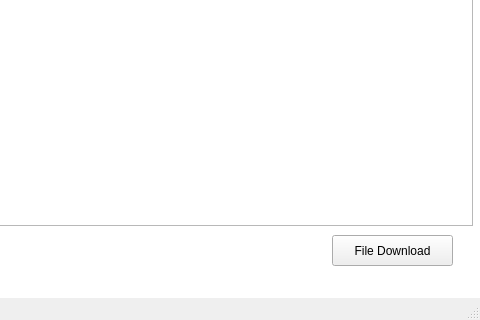
Qt form app/gui/UI/ui_4.ui (CSID-DGU/2023-1-CECD3-Sugar-4) before a commit; both pictures show x 348 to 828 and y 195 to 515 of the 828 by 515 pixel window.
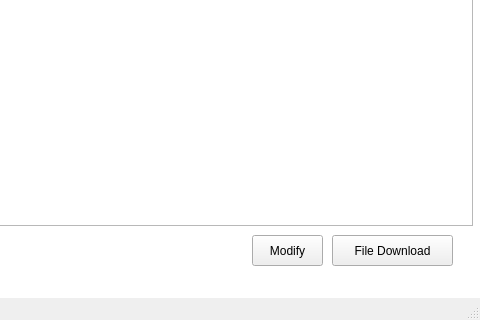
The same form after that commit.

```diff
--- a/app/gui/UI/ui_4.ui
+++ b/app/gui/UI/ui_4.ui
@@ -165,6 +165,19 @@
      <string>Privacy Detection</string>
     </property>
    </widget>
+   <widget class="QPushButton" name="pushButton_5">
+    <property name="geometry">
+     <rect>
+      <x>600</x>
+      <y>430</y>
+      <width>71</width>
+      <height>31</height>
+     </rect>
+    </property>
+    <property name="text">
+     <string>Modify</string>
+    </property>
+   </widget>
   </widget>
   <widget class="QMenuBar" name="menubar">
    <property name="geometry">
```
